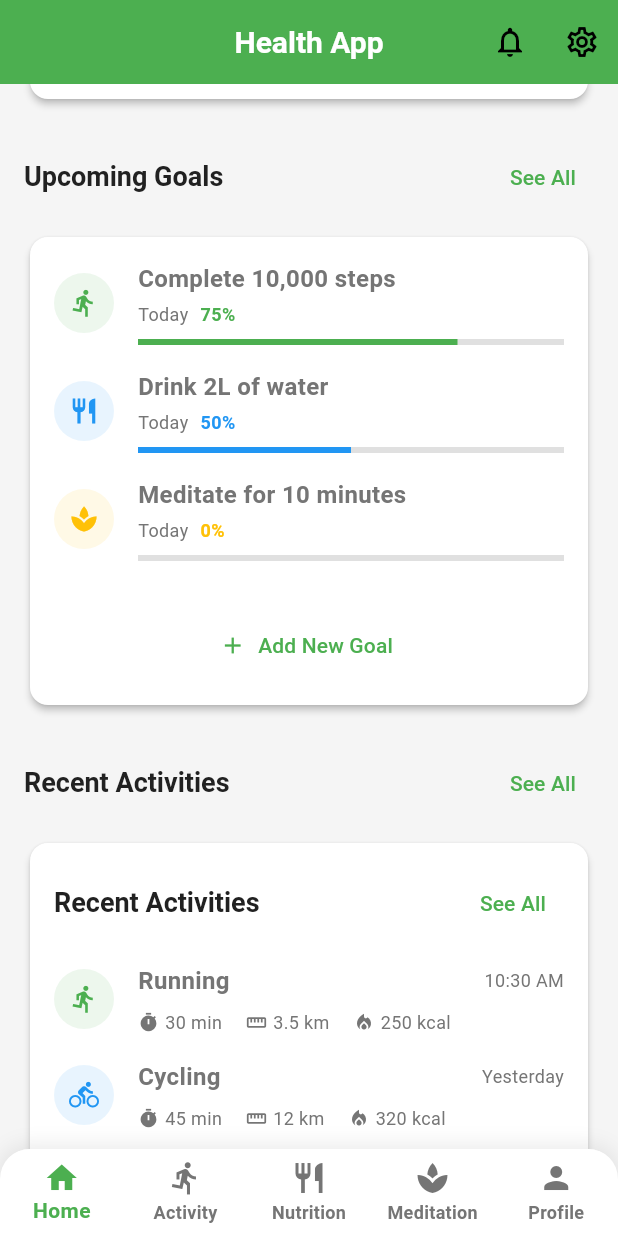
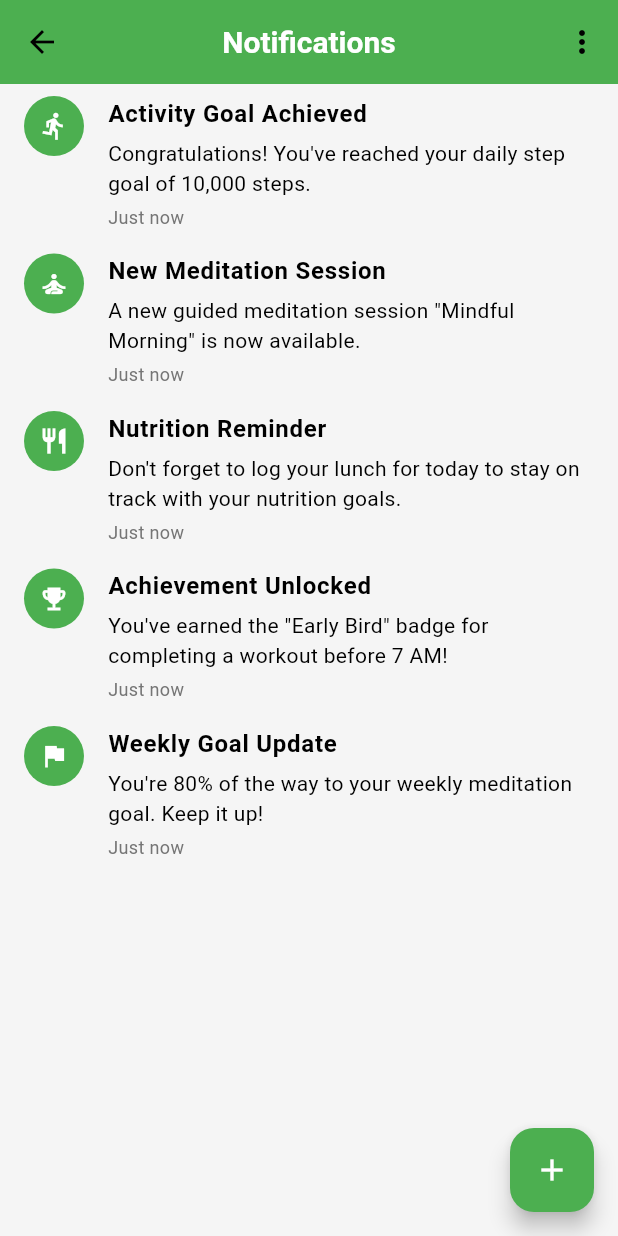
Before and after one commit to aayans314/HealthApp, a Flutter app: the screen it shows after launch, scrolled down 576 dp, after a tap on the "notifications" icon, on a phone screen of 412 x 824 dp. Run offline on Flutter 3.47's test engine with Material 3 defaults, Android fonts, the phone set to English and light mode, and no system bars; network calls fail.

Commit message:
Notification First Test

```diff
--- a/health_app/lib/main.dart
+++ b/health_app/lib/main.dart
@@ -8,6 +8,7 @@ import 'screens/profile_screen.dart';
 import 'utils/theme.dart';
 import 'utils/constants.dart';
 import 'widgets/bottom_nav_bar.dart';
+import 'services/notification_service.dart';
 
 void main() {
   WidgetsFlutterBinding.ensureInitialized();
@@ -15,6 +16,12 @@ void main() {
     DeviceOrientation.portraitUp,
     DeviceOrientation.portraitDown,
   ]);
+
+  // Initialize notification service
+  final notificationService = NotificationService();
+  // Add some sample notifications for testing
+  notificationService.addSampleNotifications();
+
   runApp(const MyApp());
 }
 
--- /dev/null
+++ b/health_app/lib/models/notification_model.dart
@@ -0,0 +1,119 @@
+import 'package:flutter/material.dart';
+
+class AppNotification {
+  final String id;
+  final String title;
+  final String message;
+  final DateTime timestamp;
+  final bool isRead;
+  final NotificationType type;
+
+  AppNotification({
+    required this.id,
+    required this.title,
+    required this.message,
+    required this.timestamp,
+    this.isRead = false,
+    required this.type,
+  });
+
+  // Create a copy of the notification with updated fields
+  AppNotification copyWith({
+    String? id,
+    String? title,
+    String? message,
+    DateTime? timestamp,
+    bool? isRead,
+    NotificationType? type,
+  }) {
+    return AppNotification(
+      id: id ?? this.id,
+      title: title ?? this.title,
+      message: message ?? this.message,
+      timestamp: timestamp ?? this.timestamp,
+      isRead: isRead ?? this.isRead,
+      type: type ?? this.type,
+    );
+  }
+
+  // Convert notification to a map
+  Map<String, dynamic> toMap() {
+    return {
+      'id': id,
+      'title': title,
+      'message': message,
+      'timestamp': timestamp.millisecondsSinceEpoch,
+      'isRead': isRead,
+      'type': type.toString().split('.').last,
+    };
+  }
+
+  // Create a notification from a map
+  factory AppNotification.fromMap(Map<String, dynamic> map) {
+    return AppNotification(
+      id: map['id'] ?? '',
+      title: map['title'] ?? '',
+      message: map['message'] ?? '',
+      timestamp: DateTime.fromMillisecondsSinceEpoch(map['timestamp'] ?? 0),
+      isRead: map['isRead'] ?? false,
+      type: NotificationTypeExtension.fromString(map['type'] ?? 'general'),
+    );
+  }
+}
+
+enum NotificationType {
+  activity,
+  nutrition,
+  meditation,
+  goal,
+  achievement,
+  reminder,
+  general,
+}
+
+extension NotificationTypeExtension on NotificationType {
+  static NotificationType fromString(String typeString) {
+    return NotificationType.values.firstWhere(
+      (type) => type.toString().split('.').last == typeString,
+      orElse: () => NotificationType.general,
+    );
+  }
+
+  String get displayName {
+    switch (this) {
+      case NotificationType.activity:
+        return 'Activity';
+      case NotificationType.nutrition:
+        return 'Nutrition';
+      case NotificationType.meditation:
+        return 'Meditation';
+      case NotificationType.goal:
+        return 'Goal';
+      case NotificationType.achievement:
+        return 'Achievement';
+      case NotificationType.reminder:
+        return 'Reminder';
+      case NotificationType.general:
+        return 'General';
+    }
+  }
+
+  IconData get icon {
+    switch (this) {
+      case NotificationType.activity:
+        return Icons.directions_run;
+      case NotificationType.nutrition:
+        return Icons.restaurant;
+      case NotificationType.meditation:
+        return Icons.self_improvement;
+      case NotificationType.goal:
+        return Icons.flag;
+      case NotificationType.achievement:
+        return Icons.emoji_events;
+      case NotificationType.reminder:
+        return Icons.alarm;
+      case NotificationType.general:
+        return Icons.notifications;
+    }
+  }
+}
--- a/health_app/lib/screens/home_screen.dart
+++ b/health_app/lib/screens/home_screen.dart
@@ -6,6 +6,9 @@ import '../widgets/health_metrics_card.dart';
 import '../widgets/upcoming_goals_card.dart';
 import '../widgets/recent_activities_card.dart';
 import '../widgets/health_tips_card.dart';
+import '../widgets/notification_badge.dart';
+import '../services/notification_service.dart';
+import '../screens/notifications_screen.dart';
 
 class HomeScreen extends StatefulWidget {
   const HomeScreen({super.key});
@@ -15,17 +18,37 @@ class HomeScreen extends StatefulWidget {
 }
 
 class _HomeScreenState extends State<HomeScreen> {
+  final NotificationService _notificationService = NotificationService();
+
   @override
   Widget build(BuildContext context) {
     return Scaffold(
       appBar: AppBar(
         title: const Text(AppConstants.appName),
         actions: [
-          IconButton(
-            icon: const Icon(Icons.notifications_outlined),
-            onPressed: () {
-              // TODO: Navigate to notifications
-            },
+          Stack(
+            alignment: Alignment.center,
+            children: [
+              IconButton(
+                icon: const Icon(Icons.notifications_outlined),
+                onPressed: () {
+                  Navigator.push(
+                    context,
+                    MaterialPageRoute(
+                      builder: (context) => const NotificationsScreen(),
+                    ),
+                  );
+                },
+              ),
+              Positioned(
+                top: 8,
+                right: 8,
+                child: NotificationBadge(
+                  notificationService: _notificationService,
+                  size: 18.0,
+                ),
+              ),
+            ],
           ),
           IconButton(
             icon: const Icon(Icons.settings_outlined),
--- /dev/null
+++ b/health_app/lib/screens/notifications_screen.dart
@@ -0,0 +1,278 @@
+import 'package:flutter/material.dart';
+import '../models/notification_model.dart';
+import '../services/notification_service.dart';
+import '../utils/constants.dart';
+import '../utils/theme.dart';
+
+class NotificationsScreen extends StatefulWidget {
+  const NotificationsScreen({super.key});
+
+  @override
+  State<NotificationsScreen> createState() => _NotificationsScreenState();
+}
+
+class _NotificationsScreenState extends State<NotificationsScreen> {
+  final NotificationService _notificationService = NotificationService();
+  late List<AppNotification> _notifications;
+
+  @override
+  void initState() {
+    super.initState();
+    _notifications = _notificationService.getAllNotifications();
+  }
+
+  @override
+  Widget build(BuildContext context) {
+    return Scaffold(
+      appBar: AppBar(
+        title: const Text(AppConstants.notifications),
+        actions: [
+          if (_notifications.isNotEmpty)
+            PopupMenuButton<String>(
+              onSelected: (value) {
+                if (value == 'mark_all_read') {
+                  _notificationService.markAllAsRead();
+                  setState(() {
+                    _notifications = _notificationService.getAllNotifications();
+                  });
+                } else if (value == 'clear_all') {
+                  _showClearConfirmationDialog();
+                }
+              },
+              itemBuilder: (BuildContext context) => [
+                const PopupMenuItem<String>(
+                  value: 'mark_all_read',
+                  child: Text('Mark all as read'),
+                ),
+                const PopupMenuItem<String>(
+                  value: 'clear_all',
+                  child: Text('Clear all'),
+                ),
+              ],
+            ),
+        ],
+      ),
+      body: StreamBuilder<List<AppNotification>>(
+        stream: _notificationService.notificationsStream,
+        initialData: _notifications,
+        builder: (context, snapshot) {
+          if (snapshot.hasData) {
+            final notifications = snapshot.data!;
+            _notifications = notifications;
+
+            if (notifications.isEmpty) {
+              return const Center(
+                child: Column(
+                  mainAxisAlignment: MainAxisAlignment.center,
+                  children: [
+                    Icon(
+                      Icons.notifications_off_outlined,
+                      size: 64,
+                      color: AppTheme.textSecondaryColor,
+                    ),
+                    SizedBox(height: 16),
+                    Text(
+                      'No notifications yet',
+                      style: TextStyle(fontSize: 18),
+                    ),
+                  ],
+                ),
+              );
+            }
+
+            return ListView.builder(
+              itemCount: notifications.length,
+              itemBuilder: (context, index) {
+                final notification = notifications[index];
+                return _buildNotificationItem(notification);
+              },
+            );
+          } else if (snapshot.hasError) {
+            return Center(
+              child: Text('Error: ${snapshot.error}'),
+            );
+          } else {
+            return const Center(
+              child: CircularProgressIndicator(),
+            );
+          }
+        },
+      ),
+      floatingActionButton: FloatingActionButton(
+        onPressed: () {
+          // Add sample notifications for testing
+          _notificationService.addSampleNotifications();
+        },
+        backgroundColor: AppTheme.primaryColor,
+        child: const Icon(Icons.add),
+      ),
+    );
+  }
+
+  Widget _buildNotificationItem(AppNotification notification) {
+    return Dismissible(
+      key: Key(notification.id),
+      background: Container(
+        color: AppTheme.errorColor,
+        alignment: Alignment.centerRight,
+        padding: const EdgeInsets.only(right: 16.0),
+        child: const Icon(
+          Icons.delete,
+          color: Colors.white,
+        ),
+      ),
+      direction: DismissDirection.endToStart,
+      onDismissed: (direction) {
+        _notificationService.deleteNotification(notification.id);
+        ScaffoldMessenger.of(context).showSnackBar(
+          SnackBar(
+            content: const Text('Notification deleted'),
+            action: SnackBarAction(
+              label: 'Undo',
+              onPressed: () {
+                _notificationService.addNotification(notification);
+              },
+            ),
+          ),
+        );
+      },
+      child: ListTile(
+        leading: CircleAvatar(
+          backgroundColor: notification.isRead
+              ? AppTheme.primaryColor.withOpacity(0.2)
+              : AppTheme.primaryColor,
+          child: Icon(
+            notification.type.icon,
+            color: notification.isRead
+                ? AppTheme.primaryColor
+                : Colors.white,
+            size: 20,
+          ),
+        ),
+        title: Text(
+          notification.title,
+          style: TextStyle(
+            fontWeight: notification.isRead ? FontWeight.normal : FontWeight.bold,
+          ),
+        ),
+        subtitle: Column(
+          crossAxisAlignment: CrossAxisAlignment.start,
+          children: [
+            const SizedBox(height: 4),
+            Text(notification.message),
+            const SizedBox(height: 4),
+            Text(
+              _formatTimestamp(notification.timestamp),
+              style: const TextStyle(
+                fontSize: 12,
+                color: AppTheme.textSecondaryColor,
+              ),
+            ),
+          ],
+        ),
+        isThreeLine: true,
+        onTap: () {
+          if (!notification.isRead) {
+            _notificationService.markAsRead(notification.id);
+          }
+          _showNotificationDetailsDialog(notification);
+        },
+      ),
+    );
+  }
+
+  void _showNotificationDetailsDialog(AppNotification notification) {
+    showDialog(
+      context: context,
+      builder: (context) => AlertDialog(
+        title: Row(
+          children: [
+            Icon(
+              notification.type.icon,
+              color: AppTheme.primaryColor,
+            ),
+            const SizedBox(width: 8),
+            Expanded(
+              child: Text(
+                notification.title,
+                style: const TextStyle(fontSize: 18),
+              ),
+            ),
+          ],
+        ),
+        content: Column(
+          mainAxisSize: MainAxisSize.min,
+          crossAxisAlignment: CrossAxisAlignment.start,
+          children: [
+            Text(notification.message),
+            const SizedBox(height: 16),
+            Text(
+              'Type: ${notification.type.displayName}',
+              style: const TextStyle(color: AppTheme.textSecondaryColor),
+            ),
+            const SizedBox(height: 4),
+            Text(
+              'Received: ${_formatTimestamp(notification.timestamp)}',
+              style: const TextStyle(color: AppTheme.textSecondaryColor),
+            ),
+          ],
+        ),
+        actions: [
+          TextButton(
+            onPressed: () {
+              Navigator.of(context).pop();
+            },
+            child: const Text('Close'),
+          ),
+          TextButton(
+            onPressed: () {
+              _notificationService.deleteNotification(notification.id);
+              Navigator.of(context).pop();
+            },
+            child: const Text('Delete'),
+          ),
+        ],
+      ),
+    );
+  }
+
+  void _showClearConfirmationDialog() {
+    showDialog(
+      context: context,
+      builder: (context) => AlertDialog(
+        title: const Text('Clear all notifications?'),
+        content: const Text('This action cannot be undone.'),
+        actions: [
+          TextButton(
+            onPressed: () {
+              Navigator.of(context).pop();
+            },
+            child: const Text('Cancel'),
+          ),
+          TextButton(
+            onPressed: () {
+              _notificationService.clearAllNotifications();
+              Navigator.of(context).pop();
+            },
+            child: const Text('Clear'),
+          ),
+        ],
+      ),
+    );
+  }
+
+  String _formatTimestamp(DateTime timestamp) {
+    final now = DateTime.now();
+    final difference = now.difference(timestamp);
+
+    if (difference.inDays > 0) {
+      return '${difference.inDays} ${difference.inDays == 1 ? 'day' : 'days'} ago';
+    } else if (difference.inHours > 0) {
+      return '${difference.inHours} ${difference.inHours == 1 ? 'hour' : 'hours'} ago';
+    } else if (difference.inMinutes > 0) {
+      return '${difference.inMinutes} ${difference.inMinutes == 1 ? 'minute' : 'minutes'} ago';
+    } else {
+      return 'Just now';
+    }
+  }
+}
--- /dev/null
+++ b/health_app/lib/services/notification_service.dart
@@ -0,0 +1,117 @@
+import 'dart:async';
+import 'dart:math';
+import '../models/notification_model.dart';
+
+class NotificationService {
+  // Singleton pattern
+  static final NotificationService _instance = NotificationService._internal();
+  factory NotificationService() => _instance;
+  NotificationService._internal();
+
+  // In-memory storage for notifications
+  final List<AppNotification> _notifications = [];
+
+  // Stream controller for notification updates
+  final _notificationController = StreamController<List<AppNotification>>.broadcast();
+  Stream<List<AppNotification>> get notificationsStream => _notificationController.stream;
+
+  // Get all notifications
+  List<AppNotification> getAllNotifications() {
+    return List.from(_notifications);
+  }
+
+  // Get unread notifications count
+  int getUnreadCount() {
+    return _notifications.where((notification) => !notification.isRead).length;
+  }
+
+  // Add a new notification
+  void addNotification(AppNotification notification) {
+    _notifications.add(notification);
+    _notificationController.add(List.from(_notifications));
+  }
+
+  // Create and add a new notification
+  void createNotification({
+    required String title,
+    required String message,
+    required NotificationType type,
+  }) {
+    final notification = AppNotification(
+      id: DateTime.now().millisecondsSinceEpoch.toString() + Random().nextInt(1000).toString(),
+      title: title,
+      message: message,
+      timestamp: DateTime.now(),
+      type: type,
+    );
+    addNotification(notification);
+  }
+
+  // Mark a notification as read
+  void markAsRead(String id) {
+    final index = _notifications.indexWhere((notification) => notification.id == id);
+    if (index != -1) {
+      final updatedNotification = _notifications[index].copyWith(isRead: true);
+      _notifications[index] = updatedNotification;
+      _notificationController.add(List.from(_notifications));
+    }
+  }
+
+  // Mark all notifications as read
+  void markAllAsRead() {
+    for (var i = 0; i < _notifications.length; i++) {
+      _notifications[i] = _notifications[i].copyWith(isRead: true);
+    }
+    _notificationController.add(List.from(_notifications));
+  }
+
+  // Delete a notification
+  void deleteNotification(String id) {
+    _notifications.removeWhere((notification) => notification.id == id);
+    _notificationController.add(List.from(_notifications));
+  }
+
+  // Clear all notifications
+  void clearAllNotifications() {
+    _notifications.clear();
+    _notificationController.add(List.from(_notifications));
+  }
+
+  // Add some sample notifications for testing
+  void addSampleNotifications() {
+    createNotification(
+      title: 'Activity Goal Achieved',
+      message: 'Congratulations! You\'ve reached your daily step goal of 10,000 steps.',
+      type: NotificationType.activity,
+    );
+
+    createNotification(
+      title: 'New Meditation Session',
+      message: 'A new guided meditation session "Mindful Morning" is now available.',
+      type: NotificationType.meditation,
+    );
+
+    createNotification(
+      title: 'Nutrition Reminder',
+      message: 'Don\'t forget to log your lunch for today to stay on track with your nutrition goals.',
+      type: NotificationType.nutrition,
+    );
+
+    createNotification(
+      title: 'Achievement Unlocked',
+      message: 'You\'ve earned the "Early Bird" badge for completing a workout before 7 AM!',
+      type: NotificationType.achievement,
+    );
+
+    createNotification(
+      title: 'Weekly Goal Update',
+      message: 'You\'re 80% of the way to your weekly meditation goal. Keep it up!',
+      type: NotificationType.goal,
+    );
+  }
+
+  // Dispose method to close the stream controller
+  void dispose() {
+    _notificationController.close();
+  }
+}
--- /dev/null
+++ b/health_app/lib/widgets/notification_badge.dart
@@ -0,0 +1,48 @@
+import 'package:flutter/material.dart';
+import '../services/notification_service.dart';
+import '../utils/theme.dart';
+import '../models/notification_model.dart';
+
+class NotificationBadge extends StatelessWidget {
+  final NotificationService notificationService;
+  final double size;
+
+  const NotificationBadge({
+    super.key,
+    required this.notificationService,
+    this.size = 20.0,
+  });
+
+  @override
+  Widget build(BuildContext context) {
+    return StreamBuilder<List<AppNotification>>(
+      stream: notificationService.notificationsStream,
+      builder: (context, snapshot) {
+        final unreadCount = notificationService.getUnreadCount();
+
+        if (unreadCount == 0) {
+          return const SizedBox.shrink();
+        }
+
+        return Container(
+          width: size,
+          height: size,
+          decoration: BoxDecoration(
+            color: AppTheme.errorColor,
+            shape: BoxShape.circle,
+          ),
+          child: Center(
+            child: Text(
+              unreadCount > 9 ? '9+' : unreadCount.toString(),
+              style: TextStyle(
+                color: Colors.white,
+                fontSize: size * 0.6,
+                fontWeight: FontWeight.bold,
+              ),
+            ),
+          ),
+        );
+      },
+    );
+  }
+}
```
